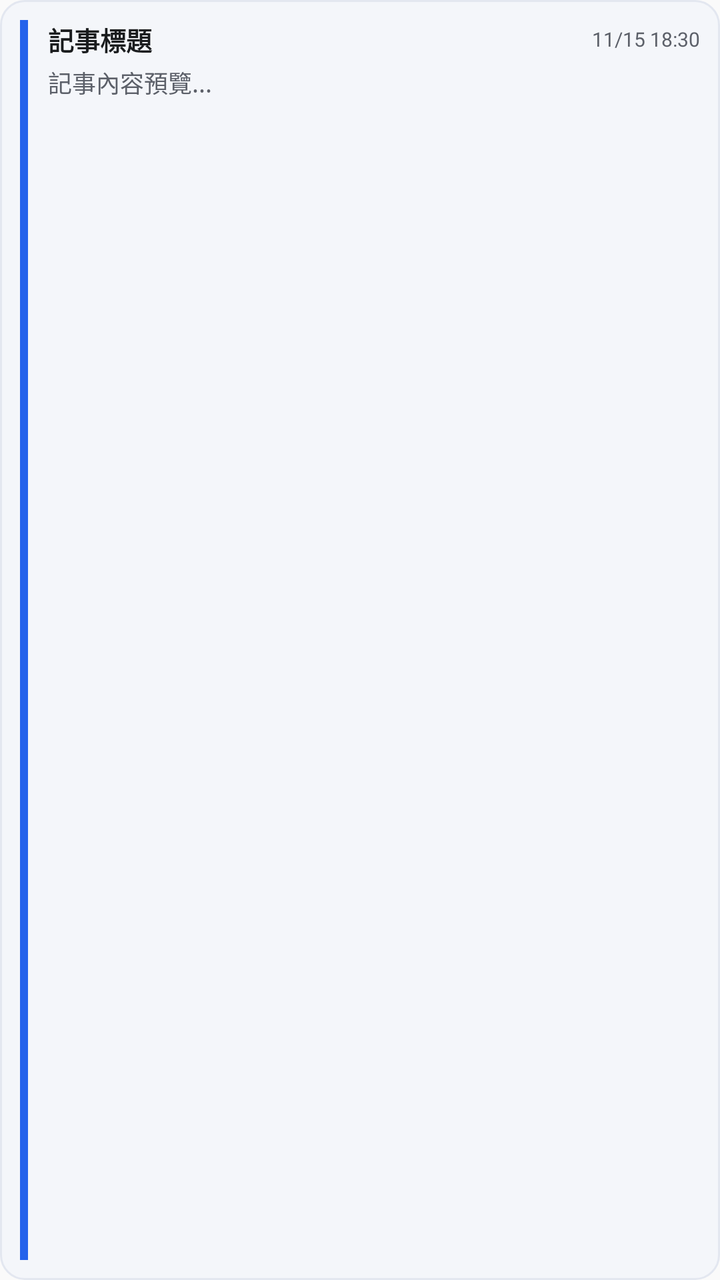
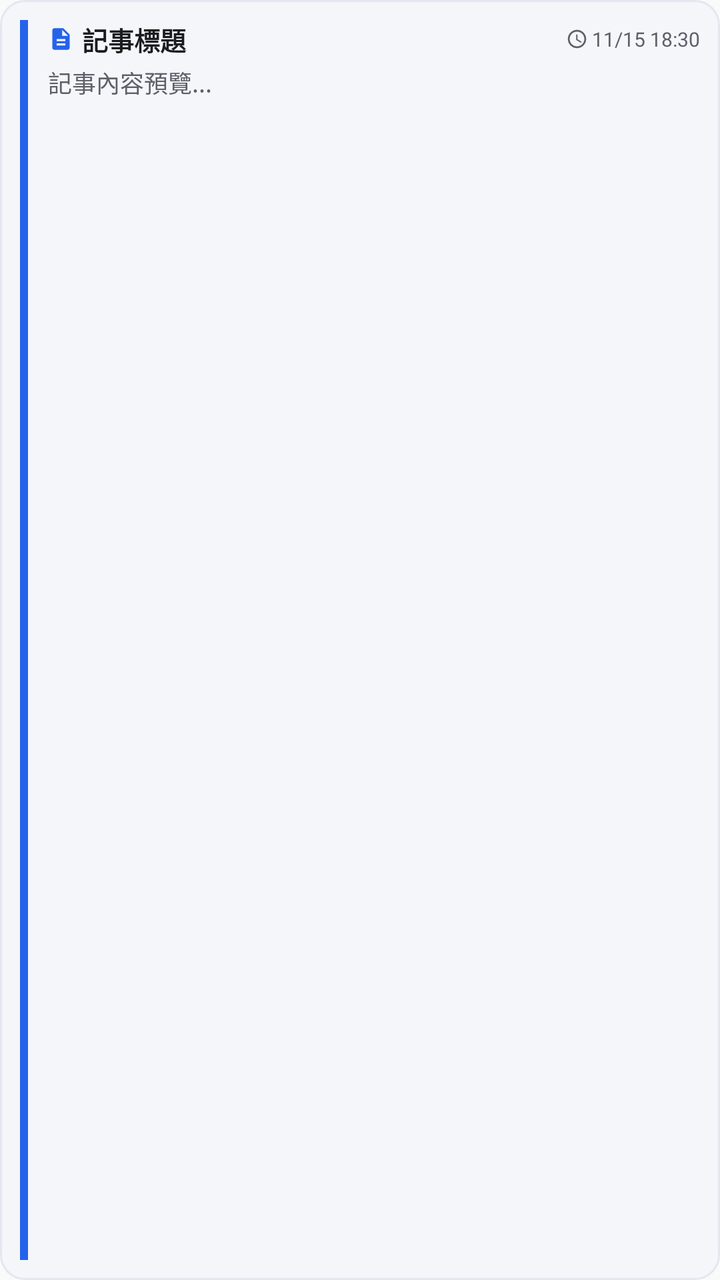

Before-and-after screenshots of an Android layout around one commit, followed by the original layout XML and the change that was made.
<!-- AndroidManifest.xml: application theme Theme.Notepad -->
<!-- res/layout/widget_quick_note_item.xml -->
<?xml version="1.0" encoding="utf-8"?>
<LinearLayout xmlns:android="http://schemas.android.com/apk/res/android"
    android:id="@+id/widget_item_root"
    android:layout_width="match_parent"
    android:layout_height="wrap_content"
    android:background="@drawable/widget_card_bg"
    android:orientation="horizontal"
    android:padding="10dp">

    
    <ImageView
        android:id="@+id/widget_item_color_bar"
        android:layout_width="4dp"
        android:layout_height="match_parent"
        android:background="@color/widget_accent"
        android:contentDescription="@null" />

    <LinearLayout
        android:layout_width="0dp"
        android:layout_height="wrap_content"
        android:layout_marginStart="10dp"
        android:layout_weight="1"
        android:orientation="vertical">

        
        <LinearLayout
            android:layout_width="match_parent"
            android:layout_height="wrap_content"
            android:gravity="center_vertical"
            android:orientation="horizontal">

            <ImageView
                android:id="@+id/widget_item_pin"
                android:layout_width="13dp"
                android:layout_height="13dp"
                android:layout_marginEnd="4dp"
                android:contentDescription="已釘選"
                android:src="@drawable/ic_widget_pin"
                android:visibility="gone" />

            <TextView
                android:id="@+id/widget_item_title"
                android:layout_width="0dp"
                android:layout_height="wrap_content"
                android:layout_weight="1"
                android:ellipsize="end"
                android:maxLines="1"
                android:text="記事標題"
                android:textColor="@color/widget_text_primary"
                android:textSize="13sp"
                android:textStyle="bold" />

            <TextView
                android:id="@+id/widget_item_category"
                android:layout_width="wrap_content"
                android:layout_height="wrap_content"
                android:layout_marginStart="6dp"
                android:background="@drawable/widget_chip_bg"
                android:ellipsize="end"
                android:maxLines="1"
                android:paddingHorizontal="6dp"
                android:paddingVertical="1dp"
                android:text="分類"
                android:textColor="@color/widget_chip_text"
                android:textSize="10sp"
                android:visibility="gone" />

            <TextView
                android:id="@+id/widget_item_time"
                android:layout_width="wrap_content"
                android:layout_height="wrap_content"
                android:layout_marginStart="6dp"
                android:text="11/15 18:30"
                android:textColor="@color/widget_text_secondary"
                android:textSize="10sp" />
        </LinearLayout>

        
        <TextView
            android:id="@+id/widget_item_content"
            android:layout_width="match_parent"
            android:layout_height="wrap_content"
            android:layout_marginTop="3dp"
            android:ellipsize="end"
            android:maxLines="2"
            android:text="記事內容預覽..."
            android:textColor="@color/widget_text_secondary"
            android:textSize="12sp" />
    </LinearLayout>
</LinearLayout>
<!-- resources referenced by this layout -->
<resources>
  <color name="widget_accent">#FF2563EB</color>
  <color name="widget_chip_text">#FF1D4ED8</color>
  <color name="widget_text_primary">#FF1A1C1E</color>
  <color name="widget_text_secondary">#FF5C6069</color>
  <!-- drawable ic_widget_pin (drawable) -->
  <?xml version="1.0" encoding="utf-8"?>
  <vector xmlns:android="http://schemas.android.com/apk/res/android"
      android:width="14dp"
      android:height="14dp"
      android:viewportWidth="24"
      android:viewportHeight="24">
      <path
          android:fillColor="@color/widget_accent"
          android:pathData="M16,12V4h1V2H7v2h1v8l-2,2v2h5.2v6h1.6v-6H18v-2l-2,-2z" />
  </vector>
  <!-- drawable widget_card_bg (drawable) -->
  <?xml version="1.0" encoding="utf-8"?>
  <shape xmlns:android="http://schemas.android.com/apk/res/android"
      android:shape="rectangle">
      <solid android:color="@color/widget_card_bg" />
      <corners android:radius="12dp" />
      <stroke
          android:width="1dp"
          android:color="@color/widget_card_border" />
  </shape>
  <!-- drawable widget_chip_bg (drawable) -->
  <?xml version="1.0" encoding="utf-8"?>
  <shape xmlns:android="http://schemas.android.com/apk/res/android"
      android:shape="rectangle">
      <solid android:color="@color/widget_chip_bg" />
      <corners android:radius="12dp" />
  </shape>
  <style name="Theme.Notepad" parent="android:Theme.Material.Light.NoActionBar" />
  <color name="widget_card_bg">#FFF4F6FA</color>
  <color name="widget_card_border">#FFE3E7F0</color>
  <color name="widget_chip_bg">#FFE3EAFA</color>
</resources>

<!-- the commit's change to res/layout/widget_quick_note_item.xml (unified diff, before → after) -->
@@ -38,6 +38,13 @@
                 android:src="@drawable/ic_widget_pin"
                 android:visibility="gone" />
 
+            <ImageView
+                android:layout_width="13dp"
+                android:layout_height="13dp"
+                android:layout_marginEnd="4dp"
+                android:contentDescription="@null"
+                android:src="@drawable/ic_widget_note_doc" />
+
             <TextView
                 android:id="@+id/widget_item_title"
                 android:layout_width="0dp"
@@ -56,7 +63,10 @@
                 android:layout_height="wrap_content"
                 android:layout_marginStart="6dp"
                 android:background="@drawable/widget_chip_bg"
+                android:drawableStart="@drawable/ic_widget_category"
+                android:drawablePadding="2dp"
                 android:ellipsize="end"
+                android:gravity="center_vertical"
                 android:maxLines="1"
                 android:paddingHorizontal="6dp"
                 android:paddingVertical="1dp"
@@ -70,6 +80,9 @@
                 android:layout_width="wrap_content"
                 android:layout_height="wrap_content"
                 android:layout_marginStart="6dp"
+                android:drawableStart="@drawable/ic_widget_clock"
+                android:drawablePadding="2dp"
+                android:gravity="center_vertical"
                 android:text="11/15 18:30"
                 android:textColor="@color/widget_text_secondary"
                 android:textSize="10sp" />
<!-- resource entries referenced after the edit -->
@@ -4,6 +4,39 @@
   <color name="widget_chip_text">#FF1D4ED8</color>
   <color name="widget_text_primary">#FF1A1C1E</color>
   <color name="widget_text_secondary">#FF5C6069</color>
+  <!-- drawable ic_widget_category (drawable) -->
+  <?xml version="1.0" encoding="utf-8"?>
+  <vector xmlns:android="http://schemas.android.com/apk/res/android"
+      android:width="12dp"
+      android:height="12dp"
+      android:viewportWidth="24"
+      android:viewportHeight="24">
+      <path
+          android:fillColor="@color/widget_chip_text"
+          android:pathData="M10,4H4C2.9,4 2.01,4.9 2.01,6L2,18c0,1.1 0.9,2 2,2h16c1.1,0 2,-0.9 2,-2V8c0,-1.1 -0.9,-2 -2,-2h-8L10,4z" />
+  </vector>
+  <!-- drawable ic_widget_clock (drawable) -->
+  <?xml version="1.0" encoding="utf-8"?>
+  <vector xmlns:android="http://schemas.android.com/apk/res/android"
+      android:width="11dp"
+      android:height="11dp"
+      android:viewportWidth="24"
+      android:viewportHeight="24">
+      <path
+          android:fillColor="@color/widget_text_secondary"
+          android:pathData="M11.99,2C6.47,2 2,6.48 2,12s4.47,10 9.99,10C17.52,22 22,17.52 22,12S17.52,2 11.99,2zM12,20c-4.42,0 -8,-3.58 -8,-8s3.58,-8 8,-8 8,3.58 8,8 -3.58,8 -8,8zM12.5,7H11v6l5.25,3.15 0.75,-1.23 -4.5,-2.67z" />
+  </vector>
+  <!-- drawable ic_widget_note_doc (drawable) -->
+  <?xml version="1.0" encoding="utf-8"?>
+  <vector xmlns:android="http://schemas.android.com/apk/res/android"
+      android:width="13dp"
+      android:height="13dp"
+      android:viewportWidth="24"
+      android:viewportHeight="24">
+      <path
+          android:fillColor="@color/widget_accent"
+          android:pathData="M14,2H6C4.9,2 4,2.9 4,4v16c0,1.1 0.9,2 2,2h12c1.1,0 2,-0.9 2,-2V8L14,2zM16,18H8v-2h8V18zM16,14H8v-2h8V14zM13,9V3.5L18.5,9H13z" />
+  </vector>
   <!-- drawable ic_widget_pin (drawable) -->
   <?xml version="1.0" encoding="utf-8"?>
   <vector xmlns:android="http://schemas.android.com/apk/res/android"
